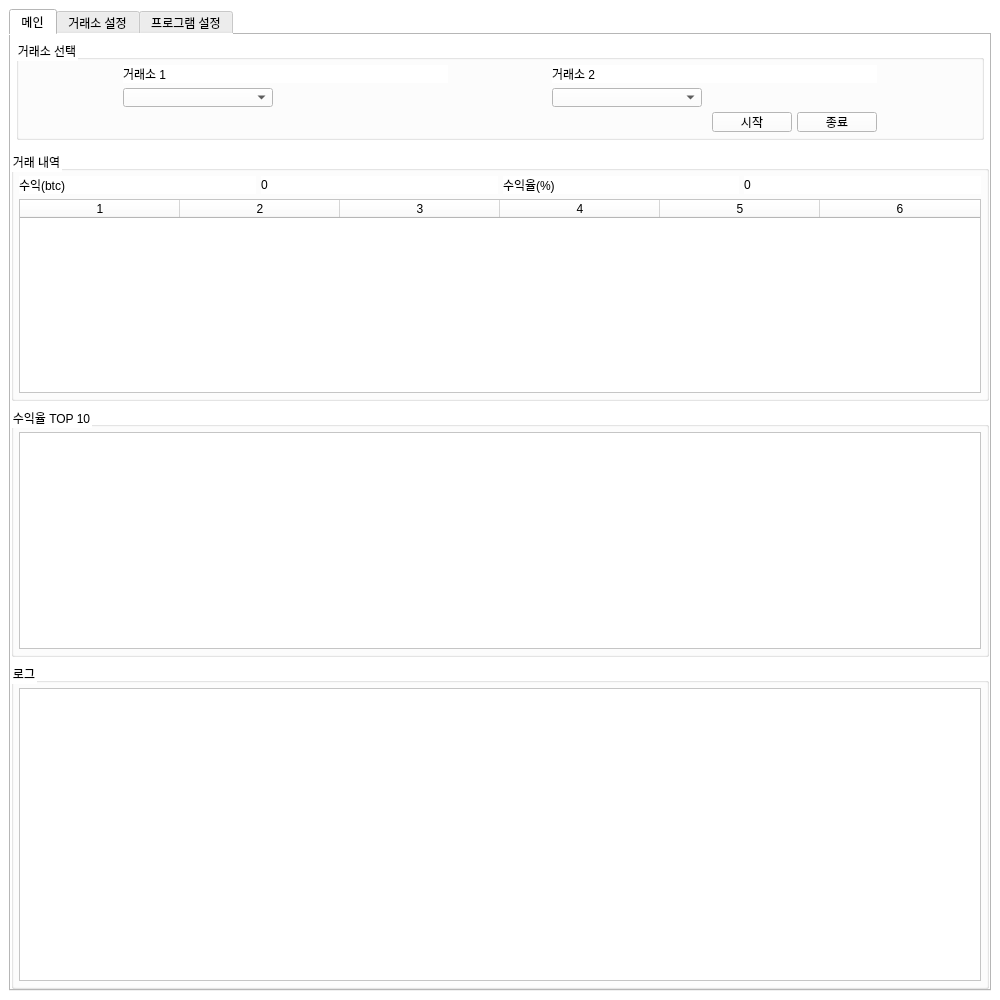
This is static/guis/main.ui in songsb13/DiffTrader as Qt 5 draws it before an edit. The edited form follows.
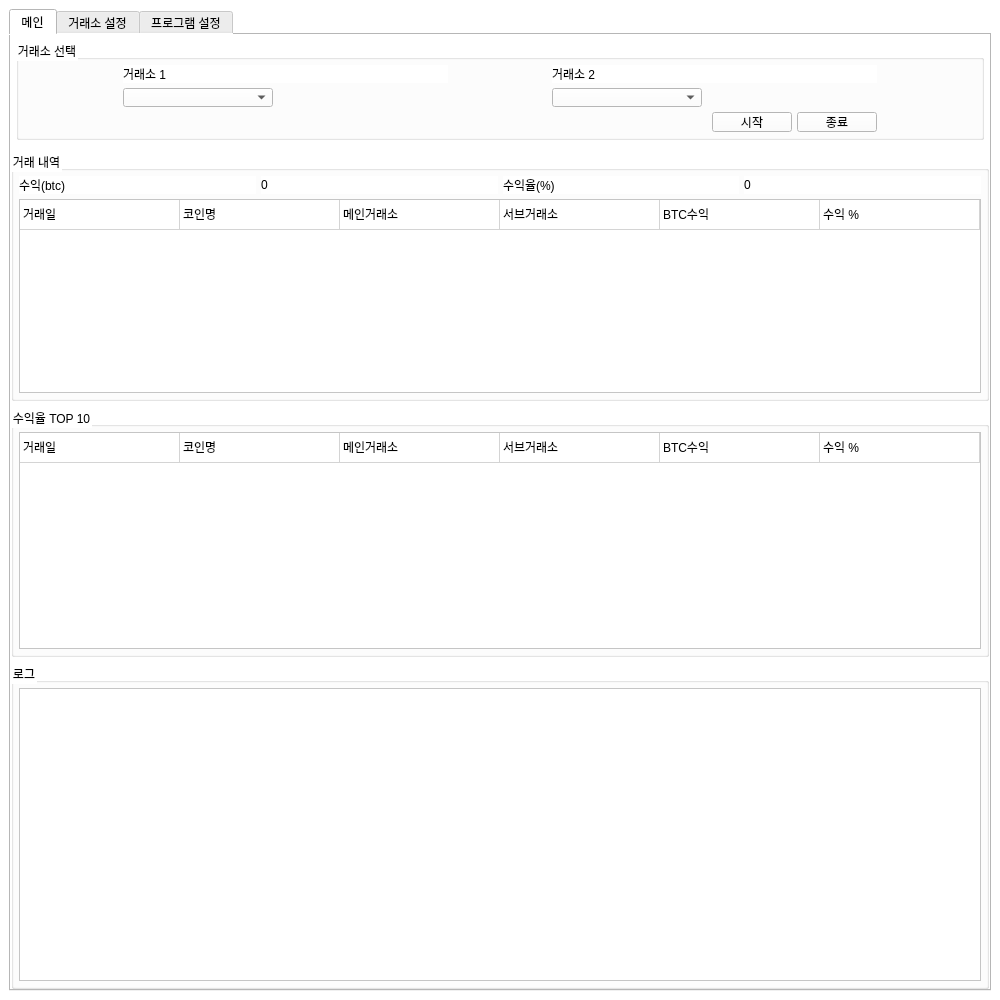
This is the edited form. Icons and pictures are not drawn.

Commit message: table set fixed, added header

The edit to the form file:
```diff
--- a/static/guis/main.ui
+++ b/static/guis/main.ui
@@ -315,13 +315,13 @@
                 <bool>true</bool>
                </property>
                <property name="rowCount">
-                <number>0</number>
+                <number>1</number>
                </property>
                <property name="columnCount">
                 <number>6</number>
                </property>
                <attribute name="horizontalHeaderVisible">
-                <bool>true</bool>
+                <bool>false</bool>
                </attribute>
                <attribute name="horizontalHeaderCascadingSectionResizes">
                 <bool>false</bool>
@@ -359,12 +359,47 @@
                <attribute name="verticalHeaderStretchLastSection">
                 <bool>false</bool>
                </attribute>
+               <row>
+                <property name="text">
+                 <string>header</string>
+                </property>
+               </row>
                <column/>
                <column/>
                <column/>
                <column/>
                <column/>
                <column/>
+               <item row="0" column="0">
+                <property name="text">
+                 <string>거래일</string>
+                </property>
+               </item>
+               <item row="0" column="1">
+                <property name="text">
+                 <string>코인명</string>
+                </property>
+               </item>
+               <item row="0" column="2">
+                <property name="text">
+                 <string>메인거래소</string>
+                </property>
+               </item>
+               <item row="0" column="3">
+                <property name="text">
+                 <string>서브거래소</string>
+                </property>
+               </item>
+               <item row="0" column="4">
+                <property name="text">
+                 <string>BTC수익</string>
+                </property>
+               </item>
+               <item row="0" column="5">
+                <property name="text">
+                 <string>수익 %</string>
+                </property>
+               </item>
               </widget>
              </item>
             </layout>
@@ -412,11 +447,14 @@
              <item row="0" column="0" colspan="2">
               <widget class="QTableWidget" name="profitRankView">
                <property name="columnCount">
-                <number>1</number>
+                <number>6</number>
                </property>
                <attribute name="horizontalHeaderVisible">
                 <bool>false</bool>
                </attribute>
+               <attribute name="horizontalHeaderDefaultSectionSize">
+                <number>160</number>
+               </attribute>
                <attribute name="horizontalHeaderMinimumSectionSize">
                 <number>1</number>
                </attribute>
@@ -429,7 +467,47 @@
                <attribute name="verticalHeaderMinimumSectionSize">
                 <number>1</number>
                </attribute>
+               <row>
+                <property name="text">
+                 <string>header</string>
+                </property>
+               </row>
                <column/>
+               <column/>
+               <column/>
+               <column/>
+               <column/>
+               <column/>
+               <item row="0" column="0">
+                <property name="text">
+                 <string>거래일</string>
+                </property>
+               </item>
+               <item row="0" column="1">
+                <property name="text">
+                 <string>코인명</string>
+                </property>
+               </item>
+               <item row="0" column="2">
+                <property name="text">
+                 <string>메인거래소</string>
+                </property>
+               </item>
+               <item row="0" column="3">
+                <property name="text">
+                 <string>서브거래소</string>
+                </property>
+               </item>
+               <item row="0" column="4">
+                <property name="text">
+                 <string>BTC수익</string>
+                </property>
+               </item>
+               <item row="0" column="5">
+                <property name="text">
+                 <string>수익 %</string>
+                </property>
+               </item>
               </widget>
              </item>
             </layout>
```
Left out of the diff: 12 changed lines with no effect on the pictures. The commit also changes 1 other file.
